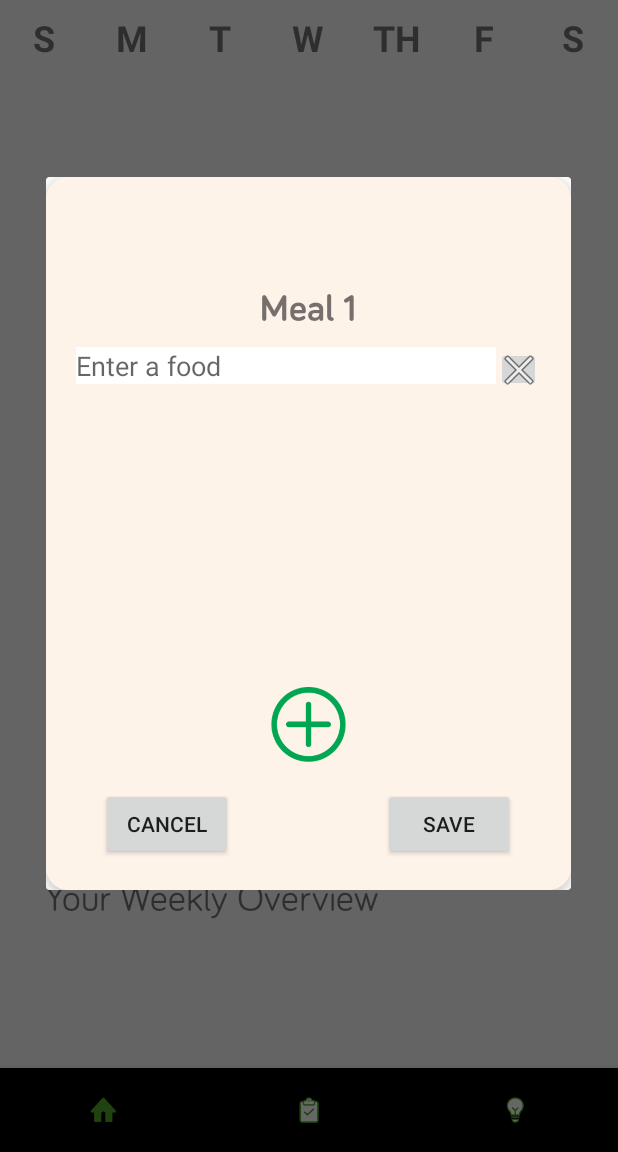
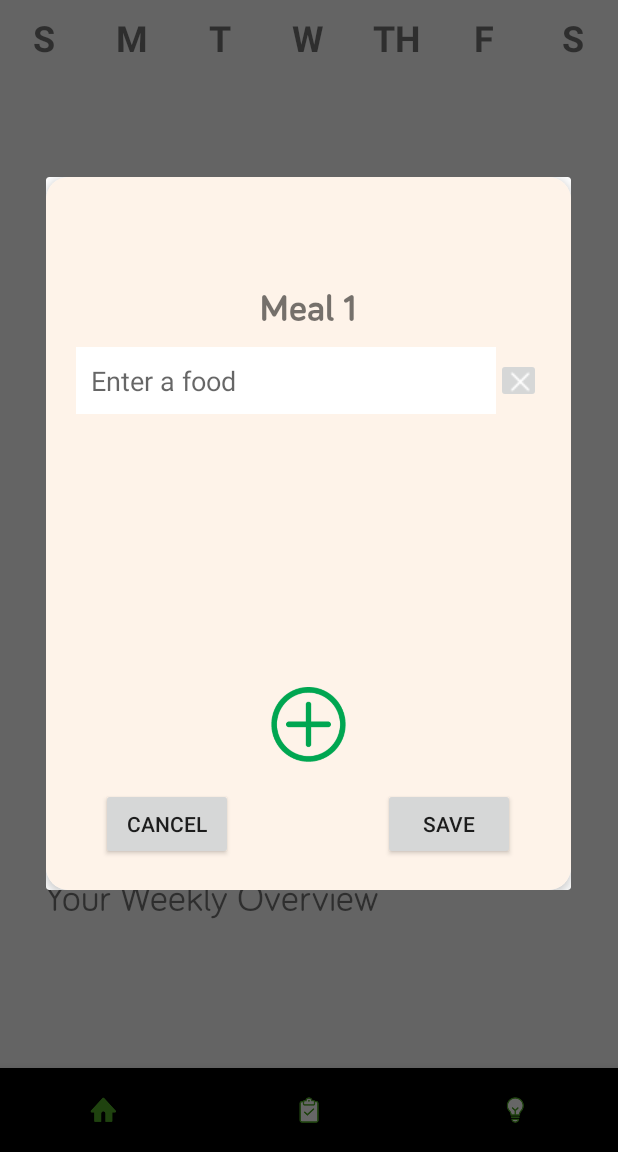
Before and after one commit to kaimalloy/Elimin8, an Android app: the fragment FoodDialogFragment placed in its activity, on a phone screen of 412 x 824 dp, the part 84-1236 px from its top. Run offline under Robolectric (Android 15) with nearby library versions, the phone set to English and light mode, and no system bars; libraries missing offline, so code that uses them is left out: com.chaquo.python; 3 statements that could not run were skipped.

Commit message:
Tiny updates: added padding on meal card

```diff
--- a/app/src/main/res/layout/recycler_item_food.xml
+++ b/app/src/main/res/layout/recycler_item_food.xml
@@ -26,6 +26,7 @@
                 android:layout_width="match_parent"
                 android:layout_height="match_parent"
                 android:background="@android:color/white"
+                android:padding="10dp"
                 android:orientation="horizontal">
 
                 <TextView
--- a/app/src/main/res/layout/recycler_item_food_dialog.xml
+++ b/app/src/main/res/layout/recycler_item_food_dialog.xml
@@ -12,6 +12,7 @@
         android:layout_height="wrap_content"
         android:layout_weight="1"
         android:ems="10"
+        android:padding="10dp"
         android:inputType="textCapWords"
         android:background="@android:color/white"
         android:hint="Enter a food"/>
@@ -20,7 +21,7 @@
         android:id="@+id/edit_close_btn"
         android:layout_width="30dp"
         android:layout_height="30dp"
-        android:layout_gravity="start"
-        app:srcCompat="@android:drawable/ic_menu_close_clear_cancel" />
+        android:layout_gravity="center"
+        app:srcCompat="@drawable/whiteexit" />
 
 </LinearLayout>
```
